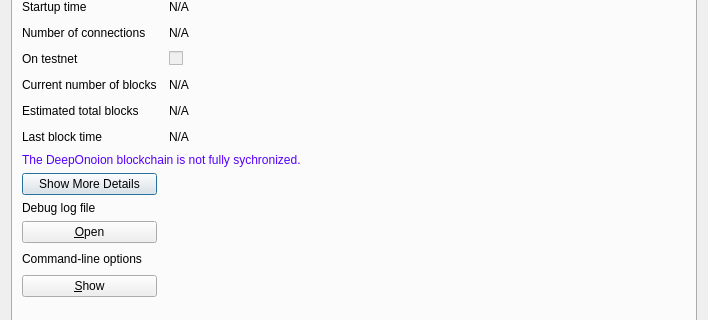
The window that src/qt/forms/rpcconsole.ui (deeponion/deeponion-legacy) describes before a commit, drawn with Qt 5; both pictures show x 0 to 708 and y 173 to 493 of the 708 by 575 pixel window.
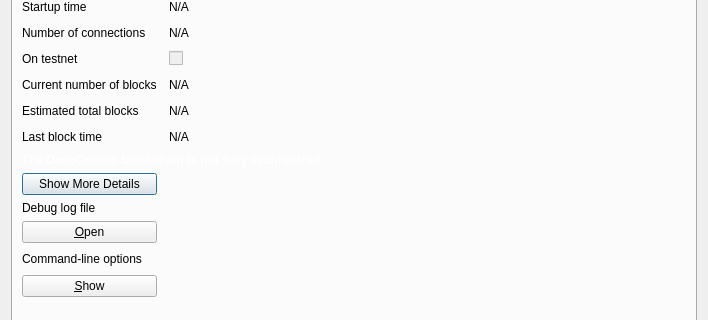
The same window after the commit. Icons and pictures are not drawn. Custom widgets are drawn as their Qt base class.

Commit message: adjust text color

The edit to the form file:
```diff
--- a/src/qt/forms/rpcconsole.ui
+++ b/src/qt/forms/rpcconsole.ui
@@ -384,7 +384,7 @@
           <string notr="true">color: rgb(0, 170, 0);</string>
          </property>
          <property name="text">
-          <string>&lt;html&gt;&lt;head/&gt;&lt;body&gt;&lt;p&gt;&lt;span style=&quot; color:#5500ff;&quot;&gt;The DeepOnoion blockchain is not fully sychronized.&lt;/span&gt;&lt;/p&gt;&lt;/body&gt;&lt;/html&gt;</string>
+          <string>&lt;html&gt;&lt;head/&gt;&lt;body&gt;&lt;p&gt;&lt;span style=&quot; font-weight:600; color:#ffffff;&quot;&gt;The DeepOnoion blockchain is not fully sychronized.&lt;/span&gt;&lt;/p&gt;&lt;/body&gt;&lt;/html&gt;</string>
          </property>
          <property name="textFormat">
           <enum>Qt::RichText</enum>
```
